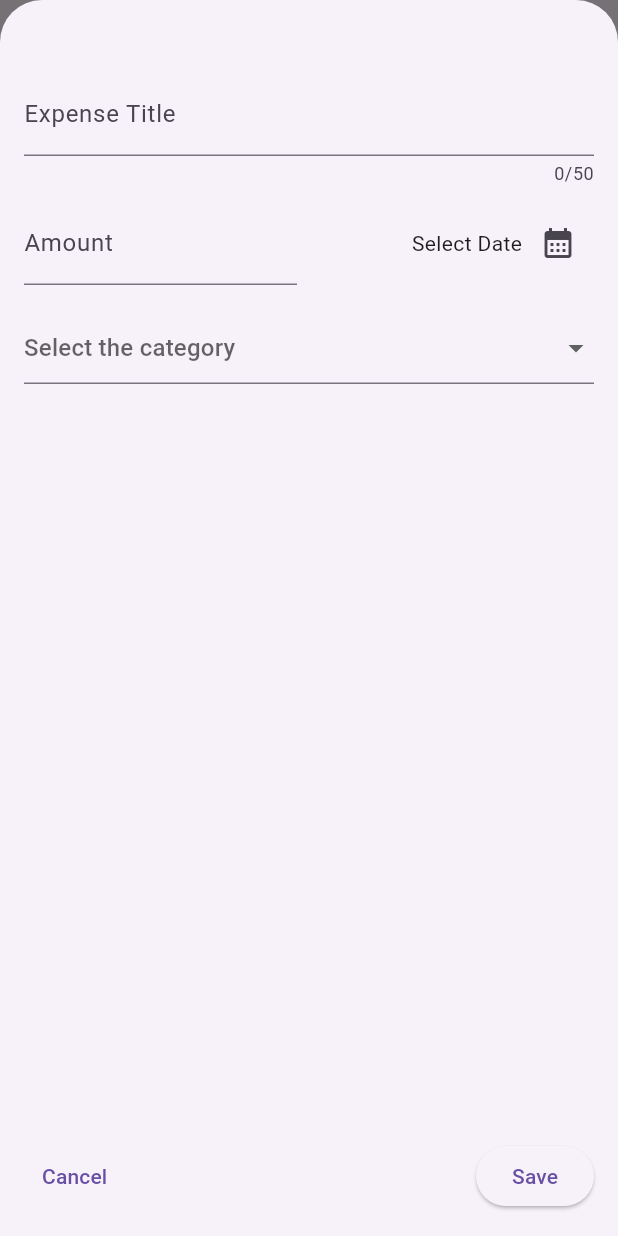
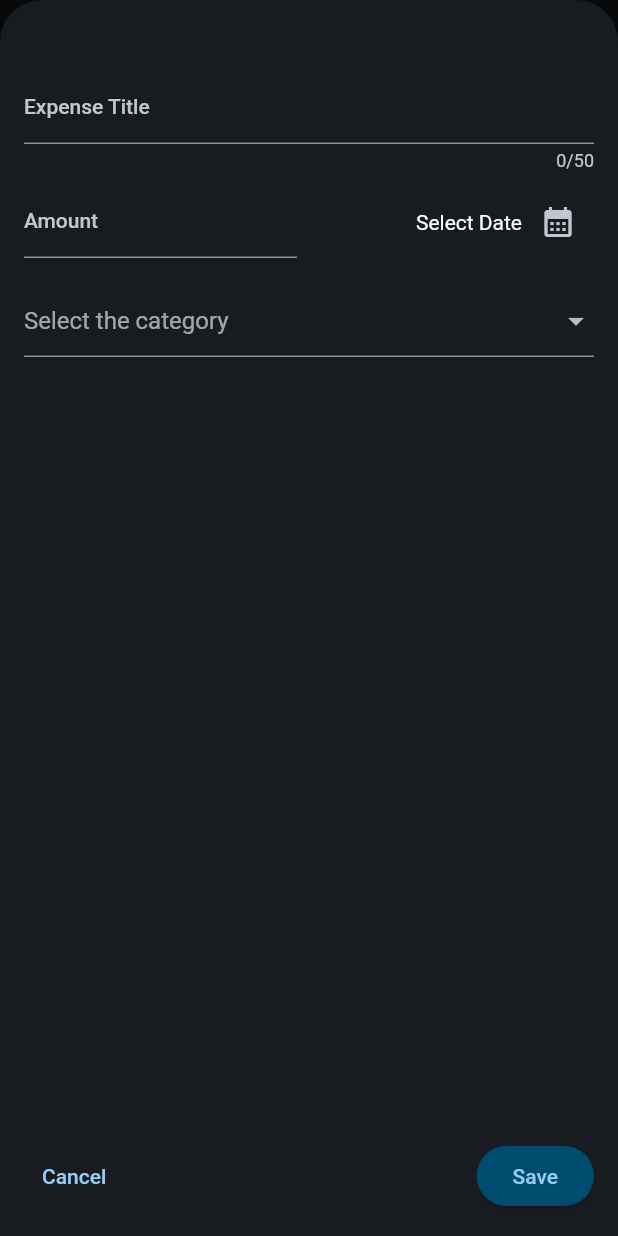
Before and after one commit to mlnbk/expense_tracker, a Flutter app: the screen it shows after launch, after a tap on the "add" icon, on a phone screen of 412 x 824 dp. Run offline on Flutter 3.47's test engine with Material 2 defaults, Android fonts, the phone set to English and light mode, and no system bars.

Commit message:
feat: additional themes

```diff
--- a/lib/main.dart
+++ b/lib/main.dart
@@ -2,10 +2,62 @@ import 'package:flutter/material.dart';
 
 import 'package:expense_tracker/widgets/expenses.dart';
 
+var kColorScheme = ColorScheme.fromSeed(
+  seedColor: const Color.fromRGBO(116, 155, 194, 1),
+);
+
+var kDarkColorScheme = ColorScheme.fromSeed(
+  brightness: Brightness.dark,
+  seedColor: const Color.fromRGBO(70, 130, 169, 1),
+);
+
 void main() {
   runApp(
     MaterialApp(
-      theme: ThemeData(useMaterial3: true),
+      darkTheme: ThemeData.dark().copyWith(
+        useMaterial3: true,
+        colorScheme: kDarkColorScheme,
+        cardTheme: const CardTheme().copyWith(
+          color: kDarkColorScheme.secondaryContainer,
+          margin: const EdgeInsets.symmetric(
+            horizontal: 16,
+            vertical: 8,
+          ),
+        ),
+        elevatedButtonTheme: ElevatedButtonThemeData(
+          style: ElevatedButton.styleFrom(
+            backgroundColor: kDarkColorScheme.primaryContainer,
+          ),
+        ),
+      ),
+      theme: ThemeData().copyWith(
+        useMaterial3: true,
+        colorScheme: kColorScheme,
+        appBarTheme: const AppBarTheme().copyWith(
+          backgroundColor: kColorScheme.onPrimaryContainer,
+          foregroundColor: kColorScheme.primaryContainer,
+        ),
+        cardTheme: const CardTheme().copyWith(
+          color: kColorScheme.secondaryContainer,
+          margin: const EdgeInsets.symmetric(
+            horizontal: 16,
+            vertical: 8,
+          ),
+        ),
+        elevatedButtonTheme: ElevatedButtonThemeData(
+          style: ElevatedButton.styleFrom(
+            backgroundColor: kColorScheme.primaryContainer,
+          ),
+        ),
+        textTheme: ThemeData().textTheme.copyWith(
+              titleLarge: TextStyle(
+                fontWeight: FontWeight.w600,
+                color: kColorScheme.onSecondaryContainer,
+                fontSize: 16,
+              ),
+            ),
+      ),
+      themeMode: ThemeMode.dark,
       home: const Expenses(),
     ),
   );
--- a/lib/widgets/expenses_list/expense_item.dart
+++ b/lib/widgets/expenses_list/expense_item.dart
@@ -24,7 +24,13 @@ class ExpenseItem extends StatelessWidget {
                 const SizedBox(width: 16),
                 Column(
                   crossAxisAlignment: CrossAxisAlignment.start,
-                  children: [Text(expense.title), Text(expense.formattedDate)],
+                  children: [
+                    Text(
+                      expense.title,
+                      style: Theme.of(context).textTheme.titleLarge,
+                    ),
+                    Text(expense.formattedDate),
+                  ],
                 ),
               ],
             ),
--- a/lib/widgets/expenses_list/expenses_list.dart
+++ b/lib/widgets/expenses_list/expenses_list.dart
@@ -22,6 +22,9 @@ class ExpensesList extends StatelessWidget {
         onDismissed: (direction) {
           onDismiss(expenses[index]);
         },
+        background: Container(
+          color: Theme.of(context).colorScheme.error.withOpacity(0.8),
+        ),
         child: ExpenseItem(expenses[index]),
       ),
     );
```
